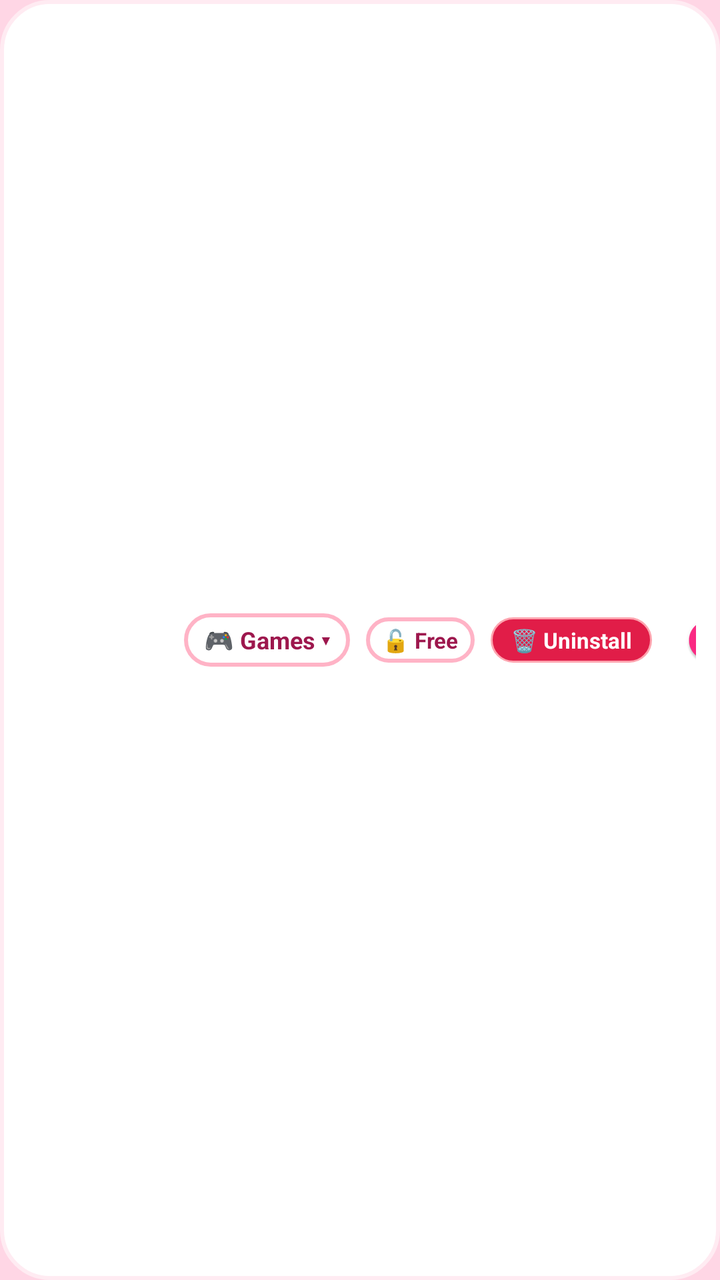
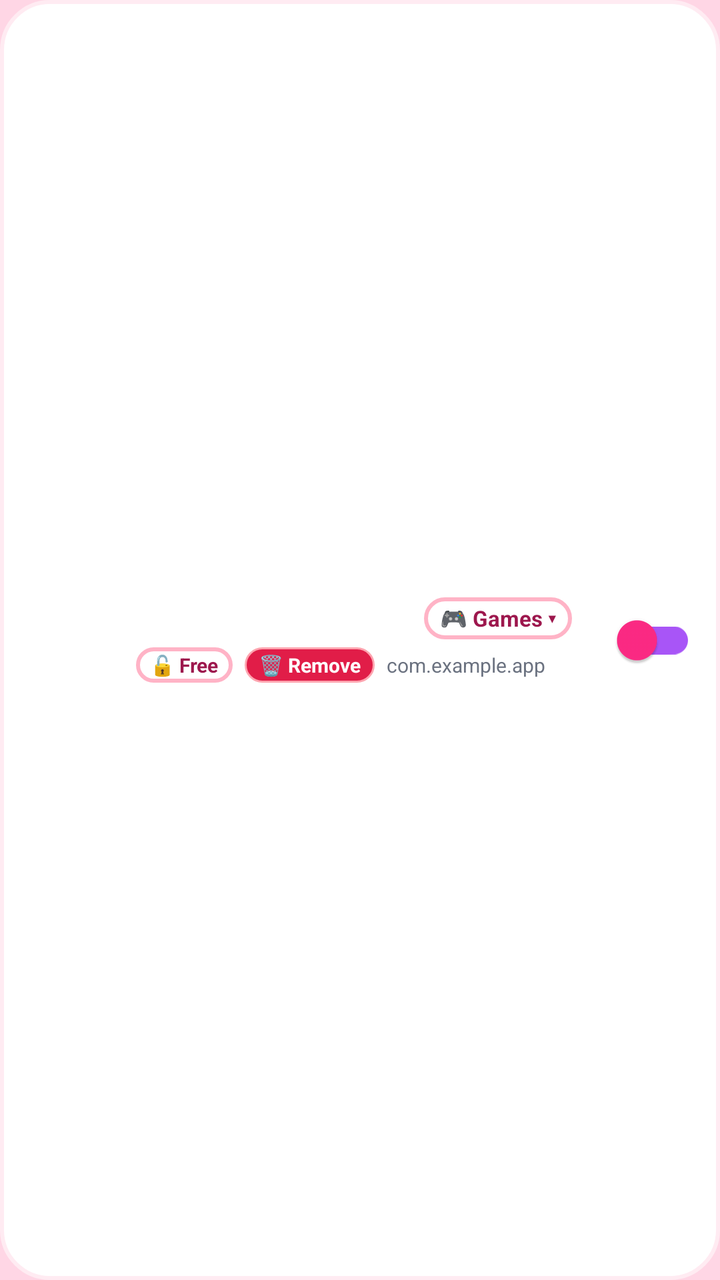

Compare the two renders of this Android layout. The source of the first and the diff that turns it into the second are given below.
<!-- AndroidManifest.xml: application theme Theme.KidsLauncher -->
<!-- res/layout/item_parent_app.xml -->
<?xml version="1.0" encoding="utf-8"?>
<LinearLayout xmlns:android="http://schemas.android.com/apk/res/android"
    xmlns:app="http://schemas.android.com/apk/res-auto"
    android:layout_width="match_parent"
    android:layout_height="wrap_content"
    android:orientation="horizontal"
    android:gravity="center_vertical"
    android:padding="12dp"
    android:layout_marginBottom="6dp"
    android:background="@drawable/bg_app_card">

    <ImageView
        android:id="@+id/iv_parent_app_icon"
        android:layout_width="48dp"
        android:layout_height="48dp"
        android:scaleType="fitCenter"
        android:contentDescription="App Icon" />

    <LinearLayout
        android:layout_width="0dp"
        android:layout_height="wrap_content"
        android:layout_weight="1"
        android:orientation="vertical"
        android:layout_marginStart="16dp"
        android:layout_marginEnd="16dp">

        <TextView
            android:id="@+id/tv_parent_app_name"
            android:layout_width="wrap_content"
            android:layout_height="wrap_content"
            android:text="App Name"
            android:textColor="#FFFFFF"
            android:textSize="16sp"
            android:textStyle="bold" />

        <TextView
            android:id="@+id/tv_parent_package_name"
            android:layout_width="wrap_content"
            android:layout_height="wrap_content"
            android:text="com.example.app"
            android:textColor="#9CA3AF"
            android:textSize="12sp" />
    </LinearLayout>

    <TextView
        android:id="@+id/tv_parent_app_category_badge"
        android:layout_width="wrap_content"
        android:layout_height="wrap_content"
        android:background="@drawable/bg_melody_chip_unselected"
        android:paddingLeft="10dp"
        android:paddingRight="10dp"
        android:paddingTop="5dp"
        android:paddingBottom="5dp"
        android:text="🎮 Games ▾"
        android:textColor="#9D174D"
        android:textSize="12sp"
        android:textStyle="bold"
        android:layout_marginEnd="8dp"
        android:clickable="true"
        android:focusable="true" />

    <TextView
        android:id="@+id/btn_lock_app"
        android:layout_width="wrap_content"
        android:layout_height="wrap_content"
        android:background="@drawable/bg_melody_chip_unselected"
        android:paddingHorizontal="8dp"
        android:paddingVertical="4dp"
        android:text="🔓 Free"
        android:textColor="#9D174D"
        android:textSize="11sp"
        android:textStyle="bold"
        android:layout_marginEnd="8dp"
        android:clickable="true"
        android:focusable="true" />

    <TextView
        android:id="@+id/btn_uninstall_app"
        android:layout_width="wrap_content"
        android:layout_height="wrap_content"
        android:background="@drawable/bg_melody_uninstall_btn"
        android:paddingHorizontal="10dp"
        android:paddingVertical="4dp"
        android:text="🗑️ Uninstall"
        android:textColor="#FFFFFF"
        android:textSize="11sp"
        android:textStyle="bold"
        android:layout_marginEnd="10dp"
        android:clickable="true"
        android:focusable="true" />

    <androidx.appcompat.widget.SwitchCompat
        android:id="@+id/switch_allow_app"
        android:layout_width="wrap_content"
        android:layout_height="wrap_content"
        app:thumbTint="#FF2A85"
        app:trackTint="#A855F7" />

</LinearLayout>
<!-- resources referenced by this layout -->
<resources>
  <!-- drawable bg_app_card (drawable) -->
  <?xml version="1.0" encoding="utf-8"?>
  <ripple xmlns:android="http://schemas.android.com/apk/res/android"
      android:color="#33FF2A85">
      <item>
          <shape android:shape="rectangle">
              <solid android:color="#FFFFFF" />
              <corners android:radius="24dp" />
              <stroke android:width="2dp" android:color="#FFEBF2" />
          </shape>
      </item>
  </ripple>
  <!-- drawable bg_melody_chip_unselected (drawable) -->
  <?xml version="1.0" encoding="utf-8"?>
  <shape xmlns:android="http://schemas.android.com/apk/res/android"
      android:shape="rectangle">
      <corners android:radius="24dp" />
      <solid android:color="#FFFFFF" />
      <stroke
          android:width="2dp"
          android:color="#FFB3C6" />
      <padding
          android:left="16dp"
          android:top="8dp"
          android:right="16dp"
          android:bottom="8dp" />
  </shape>
  <!-- drawable bg_melody_uninstall_btn (drawable) -->
  <?xml version="1.0" encoding="utf-8"?>
  <selector xmlns:android="http://schemas.android.com/apk/res/android">
      <item android:state_pressed="true">
          <shape android:shape="rectangle">
              <solid android:color="#BE123C" />
              <corners android:radius="14dp" />
              <stroke android:width="1dp" android:color="#FDA4AF" />
          </shape>
      </item>
      <item>
          <shape android:shape="rectangle">
              <solid android:color="#E11D48" />
              <corners android:radius="14dp" />
              <stroke android:width="1dp" android:color="#FDA4AF" />
          </shape>
      </item>
  </selector>
  <style name="Theme.KidsLauncher" parent="Theme.MaterialComponents.DayNight.NoActionBar">
          <item name="colorPrimary">@color/kids_primary</item>
          <item name="colorPrimaryDark">@color/kids_primary_dark</item>
          <item name="colorAccent">@color/kids_accent</item>
          <item name="android:windowBackground">@color/kids_sky_end</item>
      </style>
  <color name="kids_primary">#FF4D8D</color>
  <color name="kids_primary_dark">#9D174D</color>
  <color name="kids_accent">#FBBF24</color>
  <color name="kids_sky_end">#FFD6E5</color>
</resources>

<!-- the commit's change to res/layout/item_parent_app.xml (unified diff, before → after) -->
@@ -5,95 +5,130 @@
     android:layout_height="wrap_content"
     android:orientation="horizontal"
     android:gravity="center_vertical"
-    android:padding="12dp"
+    android:paddingHorizontal="12dp"
+    android:paddingVertical="10dp"
     android:layout_marginBottom="6dp"
-    android:background="@drawable/bg_app_card">
+    android:background="@drawable/bg_app_card"
+    android:clickable="true"
+    android:focusable="true">
 
+    
     <ImageView
         android:id="@+id/iv_parent_app_icon"
-        android:layout_width="48dp"
-        android:layout_height="48dp"
+        android:layout_width="44dp"
+        android:layout_height="44dp"
         android:scaleType="fitCenter"
         android:contentDescription="App Icon" />
 
+    
     <LinearLayout
         android:layout_width="0dp"
         android:layout_height="wrap_content"
         android:layout_weight="1"
         android:orientation="vertical"
-        android:layout_marginStart="16dp"
-        android:layout_marginEnd="16dp">
+        android:layout_marginStart="12dp"
+        android:layout_marginEnd="10dp">
 
-        <TextView
-            android:id="@+id/tv_parent_app_name"
+        
+        <LinearLayout
+            android:layout_width="match_parent"
+            android:layout_height="wrap_content"
+            android:orientation="horizontal"
+            android:gravity="center_vertical">
+
+            <TextView
+                android:id="@+id/tv_parent_app_name"
+                android:layout_width="0dp"
+                android:layout_height="wrap_content"
+                android:layout_weight="1"
+                android:text="App Name"
+                android:textColor="#FFFFFF"
+                android:textSize="14sp"
+                android:textStyle="bold"
+                android:maxLines="1"
+                android:ellipsize="end" />
+
+            <TextView
+                android:id="@+id/tv_parent_app_category_badge"
+                android:layout_width="wrap_content"
+                android:layout_height="wrap_content"
+                android:background="@drawable/bg_melody_chip_unselected"
+                android:paddingHorizontal="8dp"
+                android:paddingVertical="3dp"
+                android:text="🎮 Games ▾"
+                android:textColor="#9D174D"
+                android:textSize="11sp"
+                android:textStyle="bold"
+                android:layout_marginStart="6dp"
+                android:clickable="true"
+                android:focusable="true" />
+        </LinearLayout>
+
+        
+        <LinearLayout
+            android:layout_width="match_parent"
+            android:layout_height="wrap_content"
+            android:orientation="horizontal"
+            android:gravity="center_vertical"
+            android:layout_marginTop="4dp">
+
+            <TextView
+                android:id="@+id/btn_lock_app"
+                android:layout_width="wrap_content"
+                android:layout_height="wrap_content"
+                android:background="@drawable/bg_melody_chip_unselected"
+                android:paddingHorizontal="7dp"
+                android:paddingVertical="2dp"
+                android:text="🔓 Free"
+                android:textColor="#9D174D"
+                android:textSize="10sp"
+                android:textStyle="bold"
+                android:layout_marginEnd="6dp"
+                android:clickable="true"
+                android:focusable="true" />
+
+            <TextView
+                android:id="@+id/btn_uninstall_app"
+                android:layout_width="wrap_content"
+                android:layout_height="wrap_content"
+                android:background="@drawable/bg_melody_uninstall_btn"
+                android:paddingHorizontal="7dp"
+                android:paddingVertical="2dp"
+                android:text="🗑️ Remove"
+                android:textColor="#FFFFFF"
+                android:textSize="10sp"
+                android:textStyle="bold"
+                android:layout_marginEnd="6dp"
+                android:clickable="true"
+                android:focusable="true" />
+
+            <TextView
+                android:id="@+id/tv_parent_package_name"
+                android:layout_width="0dp"
+                android:layout_height="wrap_content"
+                android:layout_weight="1"
+                android:text="com.example.app"
+                android:textColor="#6B7280"
+                android:textSize="10sp"
+                android:maxLines="1"
+                android:ellipsize="end" />
+        </LinearLayout>
+    </LinearLayout>
+
+    
+    <LinearLayout
+        android:layout_width="wrap_content"
+        android:layout_height="wrap_content"
+        android:orientation="horizontal"
+        android:gravity="center_vertical"
+        android:paddingStart="4dp">
+
+        <androidx.appcompat.widget.SwitchCompat
+            android:id="@+id/switch_allow_app"
             android:layout_width="wrap_content"
             android:layout_height="wrap_content"
-            android:text="App Name"
-            android:textColor="#FFFFFF"
-            android:textSize="16sp"
-            android:textStyle="bold" />
-
-        <TextView
-            android:id="@+id/tv_parent_package_name"
-            android:layout_width="wrap_content"
-            android:layout_height="wrap_content"
-            android:text="com.example.app"
-            android:textColor="#9CA3AF"
-            android:textSize="12sp" />
+            app:thumbTint="#FF2A85"
+            app:trackTint="#A855F7" />
     </LinearLayout>
 
-    <TextView
-        android:id="@+id/tv_parent_app_category_badge"
-        android:layout_width="wrap_content"
-        android:layout_height="wrap_content"
-        android:background="@drawable/bg_melody_chip_unselected"
-        android:paddingLeft="10dp"
-        android:paddingRight="10dp"
-        android:paddingTop="5dp"
-        android:paddingBottom="5dp"
-        android:text="🎮 Games ▾"
-        android:textColor="#9D174D"
-        android:textSize="12sp"
-        android:textStyle="bold"
-        android:layout_marginEnd="8dp"
-        android:clickable="true"
-        android:focusable="true" />
-
-    <TextView
-        android:id="@+id/btn_lock_app"
-        android:layout_width="wrap_content"
-        android:layout_height="wrap_content"
-        android:background="@drawable/bg_melody_chip_unselected"
-        android:paddingHorizontal="8dp"
-        android:paddingVertical="4dp"
-        android:text="🔓 Free"
-        android:textColor="#9D174D"
-        android:textSize="11sp"
-        android:textStyle="bold"
-        android:layout_marginEnd="8dp"
-        android:clickable="true"
-        android:focusable="true" />
-
-    <TextView
-        android:id="@+id/btn_uninstall_app"
-        android:layout_width="wrap_content"
-        android:layout_height="wrap_content"
-        android:background="@drawable/bg_melody_uninstall_btn"
-        android:paddingHorizontal="10dp"
-        android:paddingVertical="4dp"
-        android:text="🗑️ Uninstall"
-        android:textColor="#FFFFFF"
-        android:textSize="11sp"
-        android:textStyle="bold"
-        android:layout_marginEnd="10dp"
-        android:clickable="true"
-        android:focusable="true" />
-
-    <androidx.appcompat.widget.SwitchCompat
-        android:id="@+id/switch_allow_app"
-        android:layout_width="wrap_content"
-        android:layout_height="wrap_content"
-        app:thumbTint="#FF2A85"
-        app:trackTint="#A855F7" />
-
 </LinearLayout>
